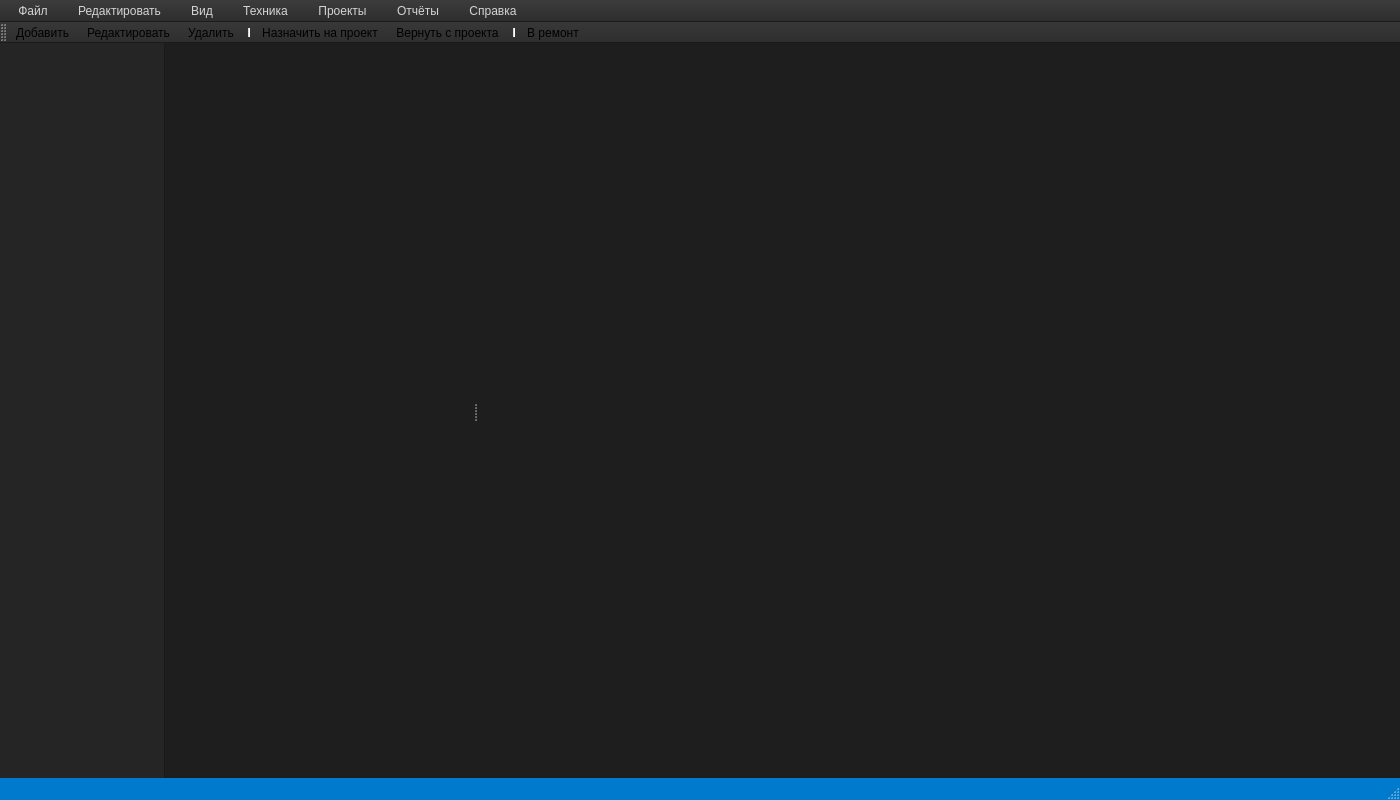
The window that src/ui/MainWindow.ui (random-slop/FleetManager) describes before a commit, drawn with Qt 5.
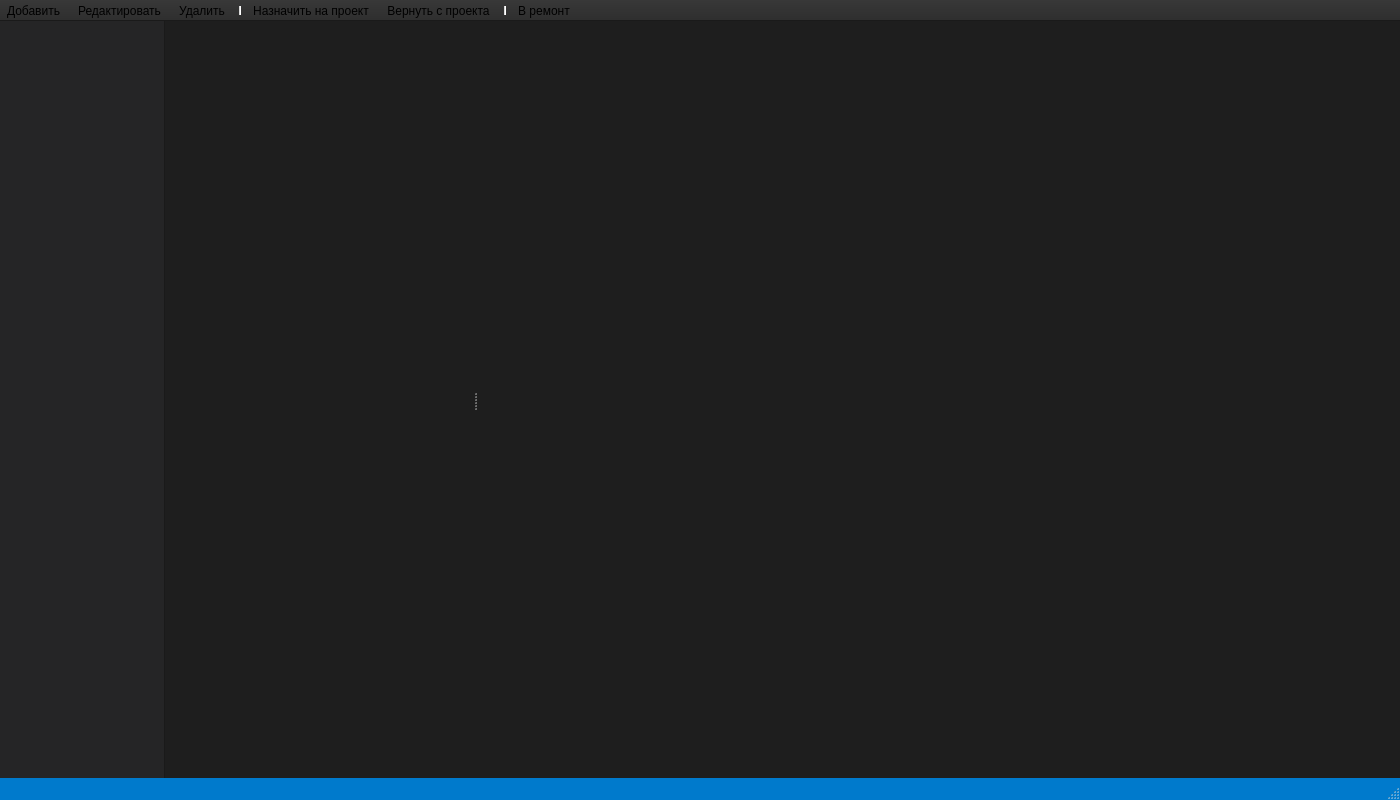
The same window after the commit.

What changed in the file:
```diff
--- a/src/ui/MainWindow.ui
+++ b/src/ui/MainWindow.ui
@@ -10,6 +10,9 @@
     <height>800</height>
    </rect>
   </property>
+  <property name="contextMenuPolicy">
+   <enum>Qt::ContextMenuPolicy::PreventContextMenu</enum>
+  </property>
   <property name="windowTitle">
    <string>Строительство. Парк техники</string>
   </property>
@@ -87,7 +90,7 @@
     <item>
      <widget class="QSplitter" name="splitter">
       <property name="orientation">
-       <enum>Qt::Horizontal</enum>
+       <enum>Qt::Orientation::Horizontal</enum>
       </property>
       <widget class="QWidget" name="tableContainer" native="true"/>
       <widget class="QWidget" name="detailsContainer" native="true">
@@ -102,68 +105,22 @@
     </item>
    </layout>
   </widget>
-  <widget class="QMenuBar" name="menubar">
-   <property name="geometry">
-    <rect>
-     <x>0</x>
-     <y>0</y>
-     <width>1400</width>
-     <height>22</height>
-    </rect>
-   </property>
-   <widget class="QMenu" name="menuFile">
-    <property name="title">
-     <string>Файл</string>
-    </property>
-    <addaction name="actionExit"/>
-   </widget>
-   <widget class="QMenu" name="menuEdit">
-    <property name="title">
-     <string>Редактировать</string>
-    </property>
-   </widget>
-   <widget class="QMenu" name="menuView">
-    <property name="title">
-     <string>Вид</string>
-    </property>
-   </widget>
-   <widget class="QMenu" name="menuTechnique">
-    <property name="title">
-     <string>Техника</string>
-    </property>
-    <addaction name="actionAdd"/>
-    <addaction name="actionEdit"/>
-    <addaction name="actionDelete"/>
-   </widget>
-   <widget class="QMenu" name="menuProjects">
-    <property name="title">
-     <string>Проекты</string>
-    </property>
-   </widget>
-   <widget class="QMenu" name="menuReports">
-    <property name="title">
-     <string>Отчёты</string>
-    </property>
-   </widget>
-   <widget class="QMenu" name="menuHelp">
-    <property name="title">
-     <string>Справка</string>
-    </property>
-    <addaction name="actionAbout"/>
-   </widget>
-   <addaction name="menuFile"/>
-   <addaction name="menuEdit"/>
-   <addaction name="menuView"/>
-   <addaction name="menuTechnique"/>
-   <addaction name="menuProjects"/>
-   <addaction name="menuReports"/>
-   <addaction name="menuHelp"/>
-  </widget>
-  <widget class="QStatusBar" name="statusbar"/>
   <widget class="QToolBar" name="toolBar">
+   <property name="contextMenuPolicy">
+    <enum>Qt::ContextMenuPolicy::PreventContextMenu</enum>
+   </property>
    <property name="windowTitle">
     <string>toolBar</string>
    </property>
+   <property name="toolTip">
+    <string notr="true"/>
+   </property>
+   <property name="movable">
+    <bool>false</bool>
+   </property>
+   <property name="floatable">
+    <bool>false</bool>
+   </property>
    <attribute name="toolBarArea">
     <enum>TopToolBarArea</enum>
    </attribute>
@@ -179,16 +136,11 @@
    <addaction name="separator"/>
    <addaction name="actionSendToRepair"/>
   </widget>
-  <action name="actionExit">
-   <property name="text">
-    <string>Выход</string>
+  <widget class="QStatusBar" name="statusbar">
+   <property name="enabled">
+    <bool>true</bool>
    </property>
-  </action>
-  <action name="actionAbout">
-   <property name="text">
-    <string>О программе</string>
-   </property>
-  </action>
+  </widget>
   <action name="actionAdd">
    <property name="text">
     <string>Добавить</string>
@@ -196,6 +148,9 @@
    <property name="toolTip">
     <string>Добавить технику</string>
    </property>
+   <property name="shortcutVisibleInContextMenu">
+    <bool>false</bool>
+   </property>
   </action>
   <action name="actionEdit">
    <property name="text">
@@ -204,6 +159,9 @@
    <property name="toolTip">
     <string>Редактировать технику</string>
    </property>
+   <property name="shortcutVisibleInContextMenu">
+    <bool>false</bool>
+   </property>
   </action>
   <action name="actionDelete">
    <property name="text">
@@ -212,21 +170,33 @@
    <property name="toolTip">
     <string>Удалить технику</string>
    </property>
+   <property name="shortcutVisibleInContextMenu">
+    <bool>false</bool>
+   </property>
   </action>
   <action name="actionAssignToProject">
    <property name="text">
     <string>Назначить на проект</string>
    </property>
+   <property name="shortcutVisibleInContextMenu">
+    <bool>false</bool>
+   </property>
   </action>
   <action name="actionReturnFromProject">
    <property name="text">
     <string>Вернуть с проекта</string>
    </property>
+   <property name="shortcutVisibleInContextMenu">
+    <bool>false</bool>
+   </property>
   </action>
   <action name="actionSendToRepair">
    <property name="text">
     <string>В ремонт</string>
    </property>
+   <property name="shortcutVisibleInContextMenu">
+    <bool>false</bool>
+   </property>
   </action>
  </widget>
  <resources/>
```
